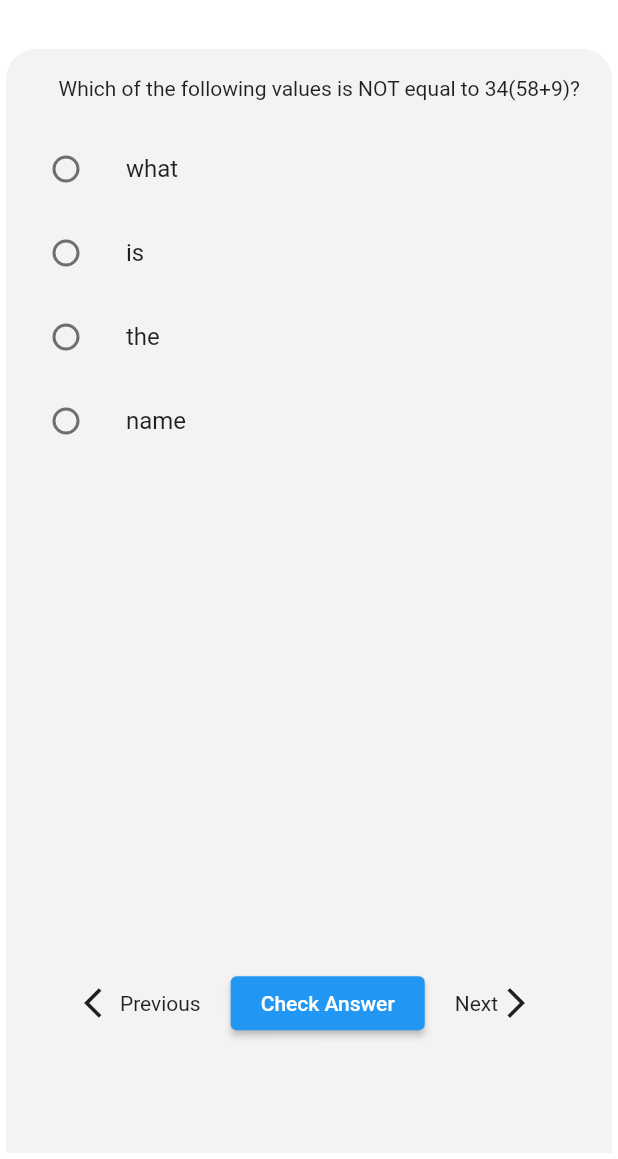
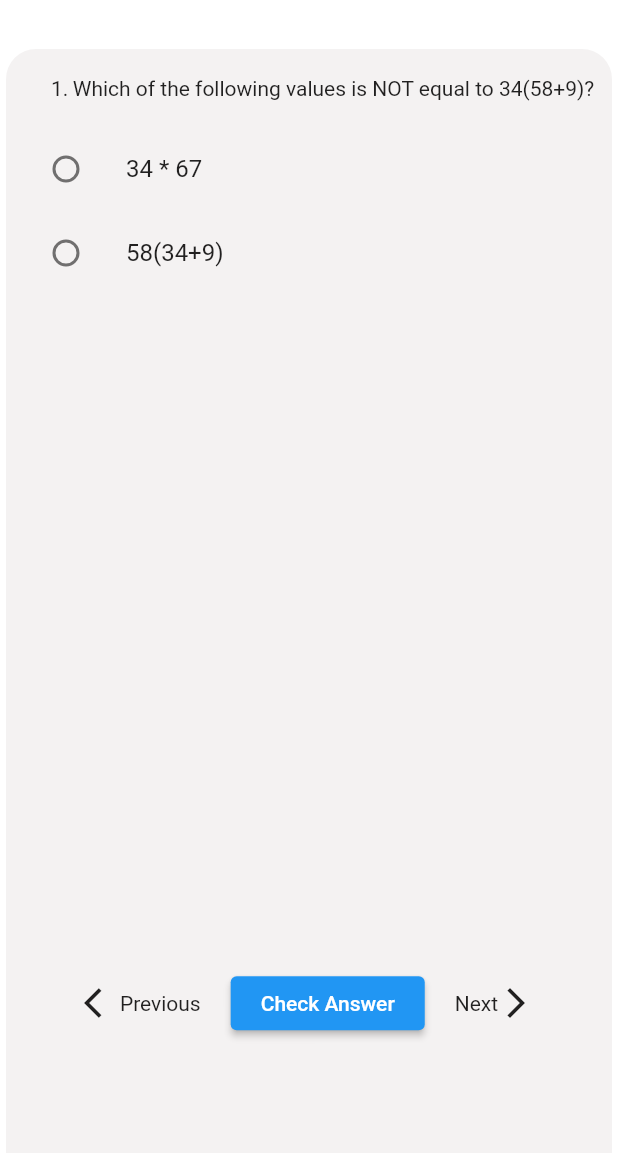
Before and after one commit to Mukesh-MP/MathQ, a Flutter app: the screen it shows after launch, on a phone screen of 412 x 824 dp, the part 77-1236 px from its top. Run offline on Flutter 3.47's test engine with Material 2 defaults, Android fonts, the phone set to English and light mode, and no system bars; our stand-ins replace firebase_auth, firebase_core, get, sqflite; accounts and stored records are empty.

Commit message:
sqf lite completion

```diff
--- a/lib/home/home_controller.dart
+++ b/lib/home/home_controller.dart
@@ -10,6 +10,9 @@ class HomeController extends GetxController {
   RxInt questionIndex = 0.obs;
   late RxList<List> selectedAns = [[], [], []].obs;
   RxBool isloading = false.obs;
+  RxList answerListAll = [].obs;
+  List quest = [];
+  List questAll = [];
 
   // List<String> question1 = [
   //   "what is the name",
@@ -48,15 +51,15 @@ class HomeController extends GetxController {
 
   createDataBase() async {
     isloading.value = true;
-    deleteDatabase(await getDatabasesPath());
+    //  deleteDatabase(await getDatabasesPath());
     final database = openDatabase(
         join(
           await getDatabasesPath(),
-          'master.db',
+          'mast.db',
         ), onCreate: (db, version) async {
       Batch batch = db.batch();
-      batch.execute('DROP TABLE IF EXISTS answers ');
-      batch.execute('DROP TABLE IF EXISTS questions ');
+      // batch.execute('DROP TABLE IF EXISTS answers ');
+      // batch.execute('DROP TABLE IF EXISTS questions ');
       batch.execute(
           'CREATE TABLE questions (qid INTEGER PRIMARY KEY, question TEXT)');
       batch.execute(
@@ -65,10 +68,12 @@ class HomeController extends GetxController {
       //     'CREATE TABLE questions (qid INTEGER PRIMARY KEY, question TEXT)');
       // await db.execute(
       //     'CREATE TABLE answers (answerid INTEGER PRIMARY KEY, answertext TEXT,qid INTEGER, correct TEXT)');
-      // CustomLog.customprint("tablecreated.....");
+
       List<dynamic> result = await batch.commit();
       CustomLog.customprint(result.toString());
-    }, version: 2);
+      final tables = db.rawQuery('SELECT * FROM sqlite_master ORDER BY name;');
+      CustomLog.customprint(tables.toString());
+    }, version: 4);
 
     CustomLog.customprint(database.toString());
 
@@ -77,10 +82,6 @@ class HomeController extends GetxController {
       // Get a reference to the database.
       final db = await database;
 
-      // Insert the Dog into the correct table. You might also specify the
-      // `conflictAlgorithm` to use in case the same dog is inserted twice.
-      //
-      // In this case, replace any previous data.
       try {
         await db.insert(
           'questions',
@@ -93,7 +94,6 @@ class HomeController extends GetxController {
       }
     }
 
-    // Create a Dog and add it to the dogs table
     var quesion1 = const Questions(
       qid: 1,
       question: 'Which of the following values is NOT equal to 34(58+9)?',
@@ -111,15 +111,12 @@ class HomeController extends GetxController {
       // isloading.value = false;
     }
 
-    // A method that retrieves all the dogs from the dogs table.
     Future<List<Questions>> retrieveQuestions() async {
       // Get a reference to the database.
       final db = await database;
 
-      // Query the table for all The Dogs.
       final List<Map<String, dynamic>> maps = await db.query('questions');
 
-      // Convert the List<Map<String, dynamic> into a List<Dog>.
       return List.generate(maps.length, (i) {
         return Questions(
           qid: maps[i]['qid'],
@@ -135,10 +132,6 @@ class HomeController extends GetxController {
       // Get a reference to the database.
       final db = await database;
 
-      // Insert the Dog into the correct table. You might also specify the
-      // `conflictAlgorithm` to use in case the same dog is inserted twice.
-      //
-      // In this case, replace any previous data.
       try {
         db.insert(
           'answers',
@@ -186,10 +179,8 @@ class HomeController extends GetxController {
       // Get a reference to the database.
       final db = await database;
 
-      // Query the table for all The Dogs.
       final List<Map<String, dynamic>> maps = await db.query('answers');
 
-      // Convert the List<Map<String, dynamic> into a List<Dog>.
       return List.generate(maps.length, (i) {
         return Answers(
           answerid: maps[i]['answerid'],
@@ -202,7 +193,20 @@ class HomeController extends GetxController {
 
     answersList = await retrieveAnswers();
     CustomLog.customprint(answersList.toString());
+
+    answerListAll.value = await answerLoop();
+    CustomLog.customprint(answerListAll.toString());
     isloading.value = false;
+  }
+
+  Future<List> answerLoop() async {
+    for (var k = 0; k < questionsList.length; k++) {
+      for (var i = 0; i < answersList.length; i++) {
+        quest = answersList.where((element) => element.qid == k + 1).toList();
+      }
+      questAll.insert(k, quest);
+    }
+    return questAll;
   }
 }
 
@@ -215,7 +219,6 @@ class Questions {
     required this.question,
   });
 
-  // Convert a Dog into a Map. The keys must correspond to the names of the
   // columns in the database.
   Map<String, dynamic> toMap() {
     return {
@@ -225,7 +228,6 @@ class Questions {
   }
 
   // Implement toString to make it easier to see information about
-  // each dog when using the print statement.
   @override
   String toString() {
     return 'Questions{qid: $qid, question: $question}';
@@ -244,7 +246,6 @@ class Answers {
       required this.qid,
       this.correct = 'N'});
 
-  // Convert a Dog into a Map. The keys must correspond to the names of the
   // columns in the database.
   Map<String, dynamic> toMap() {
     return {
@@ -256,7 +257,6 @@ class Answers {
   }
 
   // Implement toString to make it easier to see information about
-  // each dog when using the print statement.
   @override
   String toString() {
     return 'Questions{answerid: $answerid, answertext: $answertext,qid: $qid, correct: $correct}';
--- a/lib/home/home_screen.dart
+++ b/lib/home/home_screen.dart
@@ -9,12 +9,7 @@ class HomeScreen extends StatelessWidget {
   Widget build(BuildContext context) {
     var homeController = Get.put(HomeController());
 
-    return Obx(
-      () => homeController.isloading.value
-          ? const CircularProgressIndicator(
-              color: Colors.purple,
-            )
-          : Scaffold(
+    return Scaffold(
       backgroundColor: Colors.white,
       appBar: AppBar(
         automaticallyImplyLeading: false,
@@ -28,7 +23,10 @@ class HomeScreen extends StatelessWidget {
         ),
         backgroundColor: Colors.white,
       ),
-              body: Card(
+      body: Obx(
+        () => homeController.isloading.value
+            ? const Center(child: CircularProgressIndicator())
+            : Card(
                 color: const Color.fromARGB(255, 244, 242, 242),
                 elevation: 0,
                 shape: const RoundedRectangleBorder(
@@ -43,30 +41,31 @@ class HomeScreen extends StatelessWidget {
                       children: [
                         Padding(
                           padding: const EdgeInsets.only(
-                            left: 35.0,
+                            left: 30.0,
                             bottom: 18,
                             top: 18,
                           ),
-                          child: Obx(
-                            () => Text(homeController
-                                .questionsList[
-                                    homeController.questionIndex.value]
+                          child: Text(
+                              '${(homeController.questionIndex.value + 1).toString()}.'),
+                        ),
+                        const SizedBox(
+                          width: 3,
+                        ),
+                        Text(homeController
+                            .questionsList[homeController.questionIndex.value]
                             .question),
-                          ),
-                        ),
                       ],
                     ),
                     SizedBox(
                       height: MediaQuery.of(context).size.height * .6,
-                      child: Obx(
-                        () => ListView.builder(
-                          itemCount: homeController
-                              .answers1[homeController.questionIndex.value]
-                              .length,
+                      child: ListView.builder(
+                        itemCount: homeController.answerListAll.length,
                         itemBuilder: (context, index) {
                           return ListTile(
-                              title: Text(homeController.answers1[
-                                  homeController.questionIndex.value][index]),
+                            title: Text(homeController
+                                .answerListAll[
+                                    homeController.questionIndex.value][index]
+                                .answertext),
                             leading: Radio(
                               value: 0,
                               groupValue: 1,
@@ -76,7 +75,6 @@ class HomeScreen extends StatelessWidget {
                             ),
                           );
                         },
-                        ),
                       ),
                     ),
                     Expanded(
```
Lines whose indentation alone changed are shown as unchanged.
